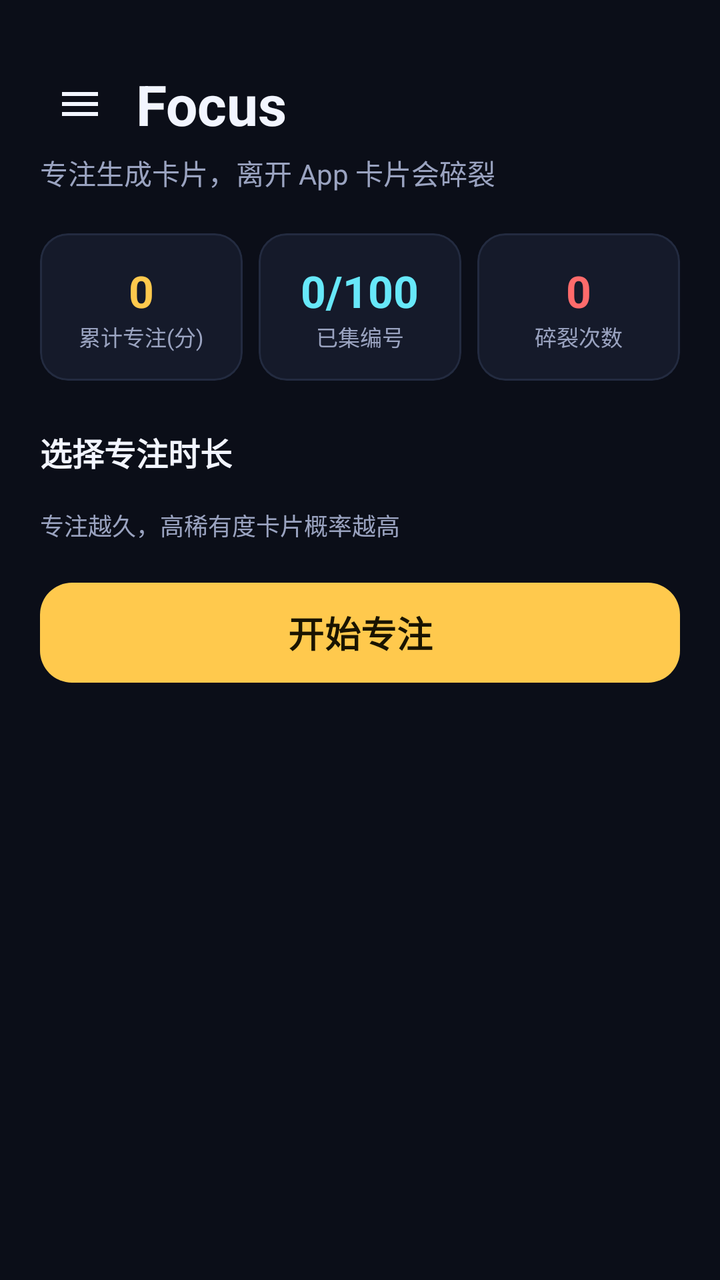
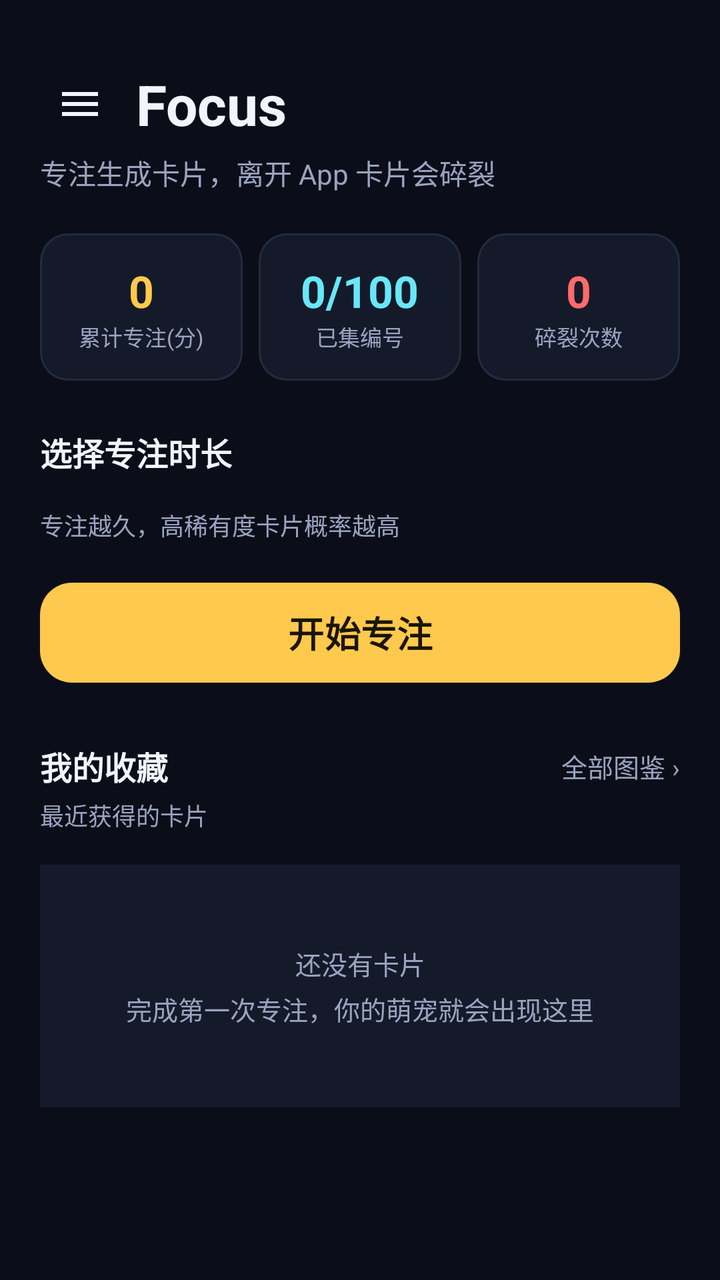

The first picture is an Android layout as it rendered before a commit; the second is the same layout after the commit. The layout source and the unified diff follow.
<!-- AndroidManifest.xml: application theme Theme.Focus -->
<!-- res/layout/activity_main.xml -->
<?xml version="1.0" encoding="utf-8"?>
<androidx.drawerlayout.widget.DrawerLayout xmlns:android="http://schemas.android.com/apk/res/android"
    xmlns:app="http://schemas.android.com/apk/res-auto"
    android:id="@+id/drawerLayout"
    android:layout_width="match_parent"
    android:layout_height="match_parent"
    android:background="@color/background">

    
    <ScrollView
        android:layout_width="match_parent"
        android:layout_height="match_parent"
        android:fillViewport="true">

        <LinearLayout
            android:layout_width="match_parent"
            android:layout_height="wrap_content"
            android:orientation="vertical"
            android:padding="20dp">

            <LinearLayout
                android:layout_width="match_parent"
                android:layout_height="wrap_content"
                android:layout_marginTop="12dp"
                android:gravity="center_vertical"
                android:orientation="horizontal">

                <ImageButton
                    android:id="@+id/btnDrawer"
                    android:layout_width="40dp"
                    android:layout_height="40dp"
                    android:background="?attr/selectableItemBackgroundBorderless"
                    android:contentDescription="打开侧边栏"
                    android:src="@drawable/ic_menu"
                    app:tint="@color/textPrimary" />

                <TextView
                    android:layout_width="wrap_content"
                    android:layout_height="wrap_content"
                    android:layout_marginStart="8dp"
                    android:text="Focus"
                    android:textColor="@color/textPrimary"
                    android:textSize="28sp"
                    android:textStyle="bold" />

                
                <ImageView
                    android:id="@+id/imgBadge"
                    android:layout_width="26dp"
                    android:layout_height="26dp"
                    android:layout_marginStart="10dp"
                    android:contentDescription="佩戴的徽章"
                    android:src="@drawable/ic_badge"
                    android:visibility="gone" />

                <Space
                    android:layout_width="0dp"
                    android:layout_height="1dp"
                    android:layout_weight="1" />

                
                <com.google.android.material.imageview.ShapeableImageView
                    android:id="@+id/imgAvatarMini"
                    android:layout_width="34dp"
                    android:layout_height="34dp"
                    android:contentDescription="个人资料"
                    app:shapeAppearanceOverlay="@style/CircleImage" />
            </LinearLayout>

            <TextView
                android:layout_width="wrap_content"
                android:layout_height="wrap_content"
                android:layout_marginTop="4dp"
                android:text="专注生成卡片，离开 App 卡片会碎裂"
                android:textColor="@color/textSecondary"
                android:textSize="14sp" />

            
            <LinearLayout
                android:layout_width="match_parent"
                android:layout_height="wrap_content"
                android:layout_marginTop="20dp"
                android:orientation="horizontal">

                <com.google.android.material.card.MaterialCardView
                    android:layout_width="0dp"
                    android:layout_height="wrap_content"
                    android:layout_weight="1"
                    android:layout_marginEnd="8dp"
                    app:cardBackgroundColor="@color/surface"
                    app:cardCornerRadius="14dp"
                    app:cardElevation="0dp"
                    app:strokeColor="@color/track"
                    app:strokeWidth="1dp">

                    <LinearLayout
                        android:layout_width="match_parent"
                        android:layout_height="wrap_content"
                        android:gravity="center"
                        android:orientation="vertical"
                        android:padding="14dp">

                        <TextView
                            android:id="@+id/statMinutes"
                            android:layout_width="wrap_content"
                            android:layout_height="wrap_content"
                            android:text="0"
                            android:textColor="@color/primary"
                            android:textSize="22sp"
                            android:textStyle="bold" />

                        <TextView
                            android:layout_width="wrap_content"
                            android:layout_height="wrap_content"
                            android:text="累计专注(分)"
                            android:textColor="@color/textSecondary"
                            android:textSize="11sp" />
                    </LinearLayout>
                </com.google.android.material.card.MaterialCardView>

                <com.google.android.material.card.MaterialCardView
                    android:layout_width="0dp"
                    android:layout_height="wrap_content"
                    android:layout_weight="1"
                    android:layout_marginEnd="8dp"
                    app:cardBackgroundColor="@color/surface"
                    app:cardCornerRadius="14dp"
                    app:cardElevation="0dp"
                    app:strokeColor="@color/track"
                    app:strokeWidth="1dp">

                    <LinearLayout
                        android:layout_width="match_parent"
                        android:layout_height="wrap_content"
                        android:gravity="center"
                        android:orientation="vertical"
                        android:padding="14dp">

                        <TextView
                            android:id="@+id/statCollected"
                            android:layout_width="wrap_content"
                            android:layout_height="wrap_content"
                            android:text="0/100"
                            android:textColor="@color/secondary"
                            android:textSize="22sp"
                            android:textStyle="bold" />

                        <TextView
                            android:layout_width="wrap_content"
                            android:layout_height="wrap_content"
                            android:text="已集编号"
                            android:textColor="@color/textSecondary"
                            android:textSize="11sp" />
                    </LinearLayout>
                </com.google.android.material.card.MaterialCardView>

                <com.google.android.material.card.MaterialCardView
                    android:layout_width="0dp"
                    android:layout_height="wrap_content"
                    android:layout_weight="1"
                    app:cardBackgroundColor="@color/surface"
                    app:cardCornerRadius="14dp"
                    app:cardElevation="0dp"
                    app:strokeColor="@color/track"
                    app:strokeWidth="1dp">

                    <LinearLayout
                        android:layout_width="match_parent"
                        android:layout_height="wrap_content"
                        android:gravity="center"
                        android:orientation="vertical"
                        android:padding="14dp">

                        <TextView
                            android:id="@+id/statCracked"
                            android:layout_width="wrap_content"
                            android:layout_height="wrap_content"
                            android:text="0"
                            android:textColor="@color/danger"
                            android:textSize="22sp"
                            android:textStyle="bold" />

                        <TextView
                            android:layout_width="wrap_content"
                            android:layout_height="wrap_content"
                            android:text="碎裂次数"
                            android:textColor="@color/textSecondary"
                            android:textSize="11sp" />
                    </LinearLayout>
                </com.google.android.material.card.MaterialCardView>
            </LinearLayout>

            
            <TextView
                android:layout_width="wrap_content"
                android:layout_height="wrap_content"
                android:layout_marginTop="24dp"
                android:text="选择专注时长"
                android:textColor="@color/textPrimary"
                android:textSize="16sp"
                android:textStyle="bold" />

            <HorizontalScrollView
                android:layout_width="match_parent"
                android:layout_height="wrap_content"
                android:layout_marginTop="10dp"
                android:scrollbars="none">

                <com.google.android.material.chip.ChipGroup
                    android:id="@+id/chipGroupDuration"
                    android:layout_width="wrap_content"
                    android:layout_height="wrap_content"
                    app:selectionRequired="true"
                    app:singleLine="true"
                    app:singleSelection="true" />
            </HorizontalScrollView>

            <TextView
                android:layout_width="wrap_content"
                android:layout_height="wrap_content"
                android:layout_marginTop="6dp"
                android:text="专注越久，高稀有度卡片概率越高"
                android:textColor="@color/textSecondary"
                android:textSize="12sp" />

            <com.google.android.material.button.MaterialButton
                android:id="@+id/btnStart"
                android:layout_width="match_parent"
                android:layout_height="58dp"
                android:layout_marginTop="16dp"
                android:layout_marginBottom="20dp"
                android:text="开始专注"
                android:textSize="18sp"
                android:textStyle="bold"
                app:cornerRadius="16dp" />

        </LinearLayout>
    </ScrollView>

    
    <LinearLayout
        android:layout_width="300dp"
        android:layout_height="match_parent"
        android:layout_gravity="start"
        android:background="@color/surface"
        android:orientation="vertical">

        
        <LinearLayout
            android:id="@+id/drawerHeader"
            android:layout_width="match_parent"
            android:layout_height="wrap_content"
            android:background="?attr/selectableItemBackground"
            android:gravity="center_vertical"
            android:orientation="horizontal"
            android:paddingHorizontal="20dp"
            android:paddingTop="40dp"
            android:paddingBottom="18dp">

            <com.google.android.material.imageview.ShapeableImageView
                android:id="@+id/imgAvatar"
                android:layout_width="64dp"
                android:layout_height="64dp"
                android:contentDescription="头像"
                app:shapeAppearanceOverlay="@style/CircleImage" />

            <LinearLayout
                android:layout_width="0dp"
                android:layout_height="wrap_content"
                android:layout_marginStart="14dp"
                android:layout_weight="1"
                android:orientation="vertical">

                <LinearLayout
                    android:layout_width="wrap_content"
                    android:layout_height="wrap_content"
                    android:gravity="center_vertical"
                    android:orientation="horizontal">

                    <TextView
                        android:id="@+id/drawerNickname"
                        android:layout_width="wrap_content"
                        android:layout_height="wrap_content"
                        android:text="专注者"
                        android:textColor="@color/textPrimary"
                        android:textSize="18sp"
                        android:textStyle="bold" />

                    
                    <ImageView
                        android:id="@+id/drawerBadge"
                        android:layout_width="18dp"
                        android:layout_height="18dp"
                        android:layout_marginStart="8dp"
                        android:contentDescription="佩戴的勋章"
                        android:src="@drawable/ic_badge"
                        android:visibility="gone" />
                </LinearLayout>

                <TextView
                    android:id="@+id/drawerSub"
                    android:layout_width="wrap_content"
                    android:layout_height="wrap_content"
                    android:layout_marginTop="3dp"
                    android:text="成就点数 0 · 未佩戴勋章"
                    android:textColor="@color/textSecondary"
                    android:textSize="12sp" />
            </LinearLayout>
        </LinearLayout>

        <View
            android:layout_width="match_parent"
            android:layout_height="1dp"
            android:layout_marginHorizontal="16dp"
            android:background="@color/track" />

        
        <LinearLayout
            android:id="@+id/navProfile"
            style="@style/DrawerItem"
            android:layout_width="match_parent"
            android:layout_height="wrap_content">

            <ImageView
                android:layout_width="22dp"
                android:layout_height="22dp"
                android:importantForAccessibility="no"
                android:src="@drawable/ic_person"
                app:tint="@color/textSecondary" />

            <TextView
                android:layout_width="wrap_content"
                android:layout_height="wrap_content"
                android:layout_marginStart="16dp"
                android:text="个人资料"
                android:textColor="@color/textPrimary"
                android:textSize="15sp" />

            <Space
                android:layout_width="0dp"
                android:layout_height="1dp"
                android:layout_weight="1" />

            <TextView
                android:layout_width="wrap_content"
                android:layout_height="wrap_content"
                android:text="›"
                android:textColor="@color/textSecondary"
                android:textSize="18sp" />
        </LinearLayout>

        <LinearLayout
            android:id="@+id/navAchievement"
            style="@style/DrawerItem"
            android:layout_width="match_parent"
            android:layout_height="wrap_content">

            <ImageView
                android:layout_width="22dp"
                android:layout_height="22dp"
                android:importantForAccessibility="no"
                android:src="@drawable/ic_badge"
                app:tint="@color/textSecondary" />

            <TextView
                android:layout_width="wrap_content"
                android:layout_height="wrap_content"
                android:layout_marginStart="16dp"
                android:text="成就与勋章"
                android:textColor="@color/textPrimary"
                android:textSize="15sp" />

            <Space
                android:layout_width="0dp"
                android:layout_height="1dp"
                android:layout_weight="1" />

            <TextView
                android:layout_width="wrap_content"
                android:layout_height="wrap_content"
                android:text="›"
                android:textColor="@color/textSecondary"
                android:textSize="18sp" />
        </LinearLayout>

        <LinearLayout
            android:id="@+id/navCollection"
            style="@style/DrawerItem"
            android:layout_width="match_parent"
            android:layout_height="wrap_content">

            <ImageView
                android:layout_width="22dp"
                android:layout_height="22dp"
                android:importantForAccessibility="no"
                android:src="@drawable/ic_grid"
                app:tint="@color/textSecondary" />

            <TextView
                android:layout_width="wrap_content"
                android:layout_height="wrap_content"
                android:layout_marginStart="16dp"
                android:text="卡片图鉴"
                android:textColor="@color/textPrimary"
                android:textSize="15sp" />

            <Space
                android:layout_width="0dp"
                android:layout_height="1dp"
                android:layout_weight="1" />

            <TextView
                android:layout_width="wrap_content"
                android:layout_height="wrap_content"
                android:text="›"
                android:textColor="@color/textSecondary"
                android:textSize="18sp" />
        </LinearLayout>

        <LinearLayout
            android:id="@+id/navReward"
            style="@style/DrawerItem"
            android:layout_width="match_parent"
            android:layout_height="wrap_content">

            <ImageView
                android:layout_width="22dp"
                android:layout_height="22dp"
                android:importantForAccessibility="no"
                android:src="@drawable/ic_gift"
                app:tint="@color/textSecondary" />

            <TextView
                android:layout_width="wrap_content"
                android:layout_height="wrap_content"
                android:layout_marginStart="16dp"
                android:text="奖励兑换"
                android:textColor="@color/textPrimary"
                android:textSize="15sp" />

            <Space
                android:layout_width="0dp"
                android:layout_height="1dp"
                android:layout_weight="1" />

            <TextView
                android:layout_width="wrap_content"
                android:layout_height="wrap_content"
                android:text="›"
                android:textColor="@color/textSecondary"
                android:textSize="18sp" />
        </LinearLayout>

        <View
            android:layout_width="match_parent"
            android:layout_height="1dp"
            android:layout_marginHorizontal="16dp"
            android:background="@color/track" />

        <LinearLayout
            android:id="@+id/navAbout"
            style="@style/DrawerItem"
            android:layout_width="match_parent"
            android:layout_height="wrap_content">

            <ImageView
                android:layout_width="22dp"
                android:layout_height="22dp"
                android:importantForAccessibility="no"
                android:src="@drawable/ic_info"
                app:tint="@color/textSecondary" />

            <TextView
                android:layout_width="wrap_content"
                android:layout_height="wrap_content"
                android:layout_marginStart="16dp"
                android:text="关于 Focus"
                android:textColor="@color/textPrimary"
                android:textSize="15sp" />

            <Space
                android:layout_width="0dp"
                android:layout_height="1dp"
                android:layout_weight="1" />

            <TextView
                android:layout_width="wrap_content"
                android:layout_height="wrap_content"
                android:text="›"
                android:textColor="@color/textSecondary"
                android:textSize="18sp" />
        </LinearLayout>

        <Space
            android:layout_width="match_parent"
            android:layout_height="0dp"
            android:layout_weight="1" />

        <TextView
            android:layout_width="match_parent"
            android:layout_height="wrap_content"
            android:gravity="center"
            android:paddingBottom="16dp"
            android:text="Focus v0.3.0 · 本地资料版"
            android:textColor="@color/textSecondary"
            android:textSize="11sp" />
    </LinearLayout>

</androidx.drawerlayout.widget.DrawerLayout>
<!-- resources referenced by this layout -->
<resources>
  <color name="background">#0B0E18</color>
  <color name="danger">#FF6B6B</color>
  <color name="primary">#FFC94D</color>
  <color name="secondary">#67E8F9</color>
  <color name="surface">#151A2A</color>
  <color name="textPrimary">#F2F5FF</color>
  <color name="textSecondary">#9AA3C0</color>
  <color name="track">#232B40</color>
  <!-- drawable ic_badge (drawable) -->
  <?xml version="1.0" encoding="utf-8"?>
  <vector xmlns:android="http://schemas.android.com/apk/res/android"
      android:width="24dp"
      android:height="24dp"
      android:viewportWidth="24"
      android:viewportHeight="24">
  
      
      <path
          android:fillColor="#FFFFFF"
          android:pathData="M12,2 L20,5 V11 C20,16.5 16.6,20.4 12,22 C7.4,20.4 4,16.5 4,11 V5 Z" />
  </vector>
  <!-- drawable ic_gift (drawable) -->
  <?xml version="1.0" encoding="utf-8"?>
  <vector xmlns:android="http://schemas.android.com/apk/res/android"
      android:width="24dp"
      android:height="24dp"
      android:viewportWidth="24"
      android:viewportHeight="24">
      <path
          android:fillColor="#FFFFFFFF"
          android:pathData="M3,8 h18 v3 h-18 z M5,12 h14 v9 h-14 z M11,8 h2 v13 h-2 z M12,3 c2.2,0 2.8,3 0,4 c-2.8,-1 -2.2,-4 0,-4 z" />
  </vector>
  <!-- drawable ic_grid (drawable) -->
  <?xml version="1.0" encoding="utf-8"?>
  <vector xmlns:android="http://schemas.android.com/apk/res/android"
      android:width="24dp"
      android:height="24dp"
      android:viewportWidth="24"
      android:viewportHeight="24">
      <path
          android:fillColor="#FFFFFFFF"
          android:pathData="M4,4 h7 v7 h-7 z M13,4 h7 v7 h-7 z M4,13 h7 v7 h-7 z M13,13 h7 v7 h-7 z" />
  </vector>
  <!-- drawable ic_info (drawable) -->
  <?xml version="1.0" encoding="utf-8"?>
  <vector xmlns:android="http://schemas.android.com/apk/res/android"
      android:width="24dp"
      android:height="24dp"
      android:viewportWidth="24"
      android:viewportHeight="24">
      <path
          android:fillColor="#FFFFFFFF"
          android:pathData="M11,10 h2 v8 h-2 z M11,6 h2 v2.5 h-2 z" />
  </vector>
  <!-- drawable ic_menu (drawable) -->
  <?xml version="1.0" encoding="utf-8"?>
  <vector xmlns:android="http://schemas.android.com/apk/res/android"
      android:width="24dp"
      android:height="24dp"
      android:viewportWidth="24"
      android:viewportHeight="24">
      <path
          android:fillColor="#FFFFFFFF"
          android:pathData="M3,6 h18 v2 h-18 z M3,11 h18 v2 h-18 z M3,16 h18 v2 h-18 z" />
  </vector>
  <!-- drawable ic_person (drawable) -->
  <?xml version="1.0" encoding="utf-8"?>
  <vector xmlns:android="http://schemas.android.com/apk/res/android"
      android:width="24dp"
      android:height="24dp"
      android:viewportWidth="24"
      android:viewportHeight="24">
      <path
          android:fillColor="#FFFFFFFF"
          android:pathData="M12,4 m-4,0 a4,4 0 1,0 8,0 a4,4 0 1,0 -8,0 M12,11 c-4.4,0 -8,2.4 -8,5.5 V21 h16 v-4.5 c0,-3.1 -3.6,-5.5 -8,-5.5 z" />
  </vector>
  <style name="CircleImage">
          <item name="shapeAppearanceOverlay">@style/CircleImage.Overlay</item>
      </style>
  <style name="DrawerItem">
          <item name="android:orientation">horizontal</item>
          <item name="android:gravity">center_vertical</item>
          <item name="android:background">?attr/selectableItemBackground</item>
          <item name="android:clickable">true</item>
          <item name="android:focusable">true</item>
          <item name="android:paddingLeft">20dp</item>
          <item name="android:paddingRight">20dp</item>
          <item name="android:paddingTop">15dp</item>
          <item name="android:paddingBottom">15dp</item>
      </style>
  <style name="CircleImage.Overlay">
          <item name="cornerFamily">rounded</item>
          <item name="cornerSize">50%</item>
      </style>
  <color name="onPrimary">#1A1400</color>
  <!-- unchanged entries left out for length: 1 -->
</resources>

<!-- the commit's change to res/layout/activity_main.xml (unified diff, before → after) -->
@@ -224,18 +224,86 @@
                 android:textSize="12sp" />
 
             <com.google.android.material.button.MaterialButton
-                android:id="@+id/btnStart"
-                android:layout_width="match_parent"
-                android:layout_height="58dp"
-                android:layout_marginTop="16dp"
-                android:layout_marginBottom="20dp"
-                android:text="开始专注"
-                android:textSize="18sp"
-                android:textStyle="bold"
-                app:cornerRadius="16dp" />
-
-        </LinearLayout>
-    </ScrollView>
+            android:id="@+id/btnStart"
+            android:layout_width="match_parent"
+            android:layout_height="58dp"
+            android:layout_marginTop="16dp"
+            android:text="开始专注"
+            android:textSize="18sp"
+            android:textStyle="bold"
+            app:cornerRadius="16dp" />
+
+        
+        <LinearLayout
+            android:layout_width="match_parent"
+            android:layout_height="wrap_content"
+            android:layout_marginTop="24dp"
+            android:orientation="horizontal"
+            android:gravity="center_vertical">
+
+            <TextView
+                android:layout_width="0dp"
+                android:layout_height="wrap_content"
+                android:layout_weight="1"
+                android:text="我的收藏"
+                android:textColor="@color/textPrimary"
+                android:textSize="16sp"
+                android:textStyle="bold" />
+
+            <TextView
+                android:id="@+id/textShowcaseMore"
+                android:layout_width="wrap_content"
+                android:layout_height="wrap_content"
+                android:background="?attr/selectableItemBackground"
+                android:paddingVertical="4dp"
+                android:paddingStart="8dp"
+                android:text="全部图鉴 ›"
+                android:textColor="@color/textSecondary"
+                android:textSize="13sp" />
+        </LinearLayout>
+
+        <TextView
+            android:id="@+id/textShowcaseSub"
+            android:layout_width="wrap_content"
+            android:layout_height="wrap_content"
+            android:layout_marginTop="2dp"
+            android:text="最近获得的卡片"
+            android:textColor="@color/textSecondary"
+            android:textSize="12sp" />
+
+        
+        <TextView
+            android:id="@+id/showcaseEmpty"
+            android:layout_width="match_parent"
+            android:layout_height="wrap_content"
+            android:layout_marginTop="16dp"
+            android:background="@color/surface"
+            android:gravity="center"
+            android:paddingVertical="40dp"
+            android:text="还没有卡片\n完成第一次专注，你的萌宠就会出现这里"
+            android:textColor="@color/textSecondary"
+            android:textSize="13sp"
+            android:lineSpacingExtra="4dp" />
+
+        
+        <HorizontalScrollView
+            android:id="@+id/showcaseScroll"
+            android:layout_width="match_parent"
+            android:layout_height="wrap_content"
+            android:layout_marginTop="12dp"
+            android:paddingBottom="24dp"
+            android:clipToPadding="false"
+            android:scrollbars="none">
+
+            <LinearLayout
+                android:id="@+id/showcaseRow"
+                android:layout_width="wrap_content"
+                android:layout_height="wrap_content"
+                android:orientation="horizontal" />
+        </HorizontalScrollView>
+
+    </LinearLayout>
+</ScrollView>
 
     
     <LinearLayout
